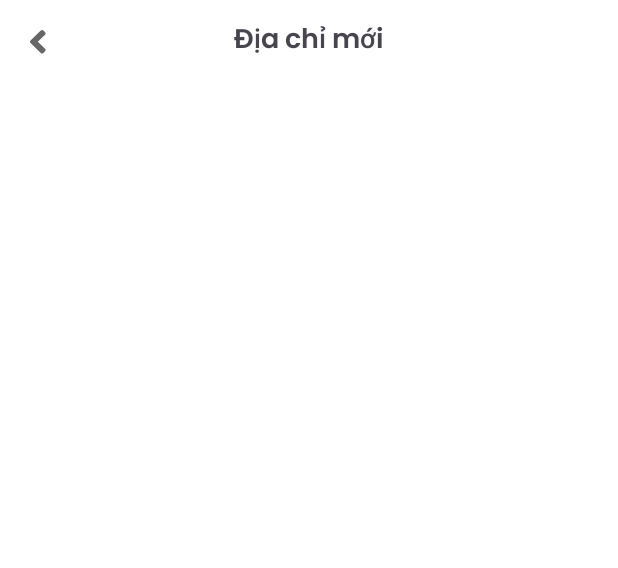
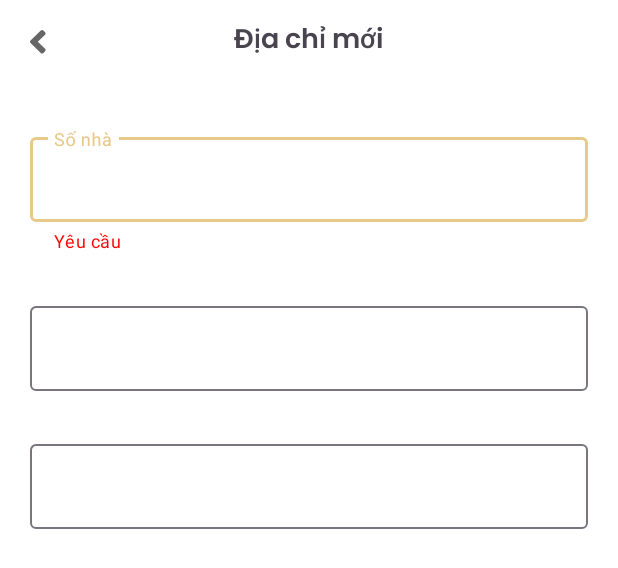
Before and after one commit to Khoana1/MD04-FStyle-Android, an Android app: the layout fragment_add_address.xml on its own in the app's theme, with its tools: preview values and no code run, on a phone screen of 412 x 824 dp. Shown: the top 568 px of the screen. Run offline under Robolectric (Android 15) with nearby library versions, the light colour scheme and no system bars.

Commit message:
update MVVM and address

```diff
--- a/app/src/main/java/com/example/eu_fstyle_mobile/src/view/user/SplashFragment.java
+++ b/app/src/main/java/com/example/eu_fstyle_mobile/src/view/user/SplashFragment.java
@@ -21,6 +21,8 @@ import androidx.annotation.Nullable;
 import com.example.eu_fstyle_mobile.R;
 import com.example.eu_fstyle_mobile.databinding.FragmentSplashFragmetBinding;
 import com.example.eu_fstyle_mobile.src.base.BaseFragment;
+import com.example.eu_fstyle_mobile.src.view.user.login.LoginFragment;
+import com.example.eu_fstyle_mobile.src.view.user.profile.ProfileFragment;
 
 public class SplashFragment extends BaseFragment<FragmentSplashFragmetBinding> {
 
--- a/app/src/main/res/layout/fragment_add_address.xml
+++ b/app/src/main/res/layout/fragment_add_address.xml
@@ -1,11 +1,11 @@
 <?xml version="1.0" encoding="utf-8"?>
 <LinearLayout xmlns:android="http://schemas.android.com/apk/res/android"
+    xmlns:app="http://schemas.android.com/apk/res-auto"
     xmlns:tools="http://schemas.android.com/tools"
     android:layout_width="match_parent"
     android:layout_height="match_parent"
+    android:background="@color/colorWhite"
     android:orientation="vertical"
-    android:background="@color/colorWhite"
-    xmlns:app="http://schemas.android.com/apk/res-auto"
     tools:context=".src.view.user.AddAddressFragment">
 
     <RelativeLayout
@@ -29,4 +29,79 @@
             android:textStyle="bold" />
     </RelativeLayout>
 
+    <androidx.constraintlayout.widget.ConstraintLayout
+        android:layout_width="match_parent"
+        android:layout_height="match_parent"
+        tools:context=".MainActivity">
+
+        <com.google.android.material.textfield.TextInputLayout
+            android:id="@+id/home_number_container"
+            style="@style/Widget.Material3.TextInputLayout.OutlinedBox"
+            android:layout_width="match_parent"
+            android:layout_height="wrap_content"
+            app:helperText="Yêu cầu"
+            app:helperTextTextColor="#FF0000"
+            android:layout_marginHorizontal="20dp"
+            android:layout_marginTop="30dp"
+            app:layout_constraintEnd_toEndOf="parent"
+            app:layout_constraintStart_toStartOf="parent"
+            app:layout_constraintTop_toTopOf="parent">
+
+            <com.google.android.material.textfield.TextInputEditText
+                android:id="@+id/edtHomeNumber"
+                android:layout_width="match_parent"
+                android:layout_height="wrap_content"
+                android:inputType="text"
+                android:hint="Số nhà"
+                android:lines="1" />
+
+
+        </com.google.android.material.textfield.TextInputLayout>
+
+        <com.google.android.material.textfield.TextInputLayout
+            android:id="@+id/passwordContainer"
+            style="@style/Widget.Material3.TextInputLayout.OutlinedBox"
+            android:layout_width="match_parent"
+            android:layout_height="wrap_content"
+            android:layout_marginHorizontal="20dp"
+            android:layout_marginTop="30dp"
+            app:helperTextTextColor="#FF0000"
+            app:layout_constraintEnd_toEndOf="parent"
+            app:layout_constraintStart_toStartOf="parent"
+            app:layout_constraintTop_toBottomOf="@id/home_number_container">
+
+            <com.google.android.material.textfield.TextInputEditText
+                android:id="@+id/edtPassword"
+                android:layout_width="match_parent"
+                android:layout_height="wrap_content"
+                android:inputType="text"
+                android:lines="1" />
+
+
+        </com.google.android.material.textfield.TextInputLayout>
+
+        <com.google.android.material.textfield.TextInputLayout
+            android:id="@+id/phoneContainer"
+            style="@style/Widget.Material3.TextInputLayout.OutlinedBox"
+            android:layout_width="match_parent"
+            android:layout_height="wrap_content"
+            android:layout_marginHorizontal="20dp"
+            android:layout_marginTop="30dp"
+            app:helperTextTextColor="#FF0000"
+            app:layout_constraintEnd_toEndOf="parent"
+            app:layout_constraintStart_toStartOf="parent"
+            app:layout_constraintTop_toBottomOf="@id/passwordContainer">
+
+            <com.google.android.material.textfield.TextInputEditText
+                android:id="@+id/edtPhoneNumber"
+                android:layout_width="match_parent"
+                android:layout_height="wrap_content"
+                android:inputType="phone"
+                android:lines="1" />
+
+
+        </com.google.android.material.textfield.TextInputLayout>
+
+    </androidx.constraintlayout.widget.ConstraintLayout>
+
 </LinearLayout>
--- a/app/src/main/res/layout/fragment_login.xml
+++ b/app/src/main/res/layout/fragment_login.xml
@@ -5,7 +5,7 @@
     android:layout_width="match_parent"
     android:layout_height="match_parent"
     android:background="@color/colorIntro"
-    tools:context=".src.view.user.LoginFragment">
+    tools:context=".src.view.user.login.LoginFragment">
 
     <RelativeLayout
         android:layout_width="match_parent"
--- a/app/src/main/res/layout/fragment_profile.xml
+++ b/app/src/main/res/layout/fragment_profile.xml
@@ -6,7 +6,7 @@
     android:layout_height="match_parent"
     android:background="@color/colorAccount"
     android:orientation="vertical"
-    tools:context=".src.view.user.ProfileFragment">
+    tools:context=".src.view.user.profile.ProfileFragment">
 
     <RelativeLayout
         android:layout_width="match_parent"
--- a/app/src/main/res/layout/fragment_register.xml
+++ b/app/src/main/res/layout/fragment_register.xml
@@ -5,7 +5,7 @@
     android:layout_width="match_parent"
     android:layout_height="match_parent"
     android:background="@color/colorIntro"
-    tools:context=".src.view.user.RegisterFragment">
+    tools:context=".src.view.user.register.RegisterFragment">
 
     <RelativeLayout
         android:layout_width="match_parent"
```
Also changed, not shown: app/src/main/java/com/example/eu_fstyle_mobile/src/model/Address.java (added, +20 -0 lines), app/src/main/java/com/example/eu_fstyle_mobile/src/model/Client.java (deleted, +0 -17 lines), app/src/main/java/com/example/eu_fstyle_mobile/src/model/Product.java (added, +22 -0 lines), app/src/main/java/com/example/eu_fstyle_mobile/src/view/user/login/LoginFragment.java (renamed from app/src/main/java/com/example/eu_fstyle_mobile/src/view/user/LoginFragment.java, +48 -43 lines), app/src/main/java/com/example/eu_fstyle_mobile/src/view/user/login/LoginViewModel.java (added, +51 -0 lines), app/src/main/java/com/example/eu_fstyle_mobile/src/view/user/profile/ProfileFragment.java (renamed from app/src/main/java/com/example/eu_fstyle_mobile/src/view/user/ProfileFragment.java, +27 -26 lines), app/src/main/java/com/example/eu_fstyle_mobile/src/view/user/profile/ProfileViewModel.java (added, +46 -0 lines), app/src/main/java/com/example/eu_fstyle_mobile/src/view/user/register/RegisterFragment.java (renamed from app/src/main/java/com/example/eu_fstyle_mobile/src/view/user/RegisterFragment.java, +31 -21 lines), app/src/main/java/com/example/eu_fstyle_mobile/src/view/user/register/RegisterViewModel.java (added, +52 -0 lines), app/src/main/res/layout/fragment_home.xml (+4 -10 lines).
